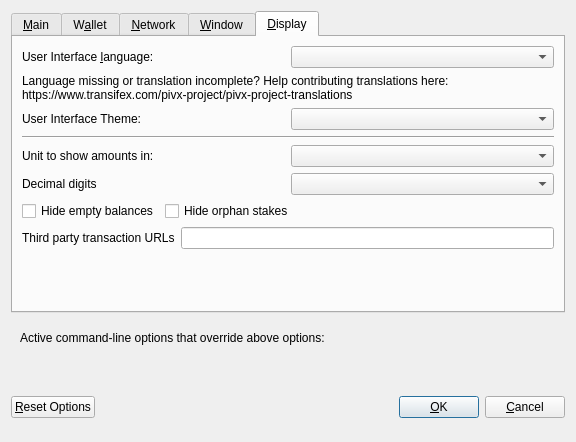
Old version of the form src/qt/forms/optionsdialog.ui in the repository POPCHAINFoundation/POPCHAIN.
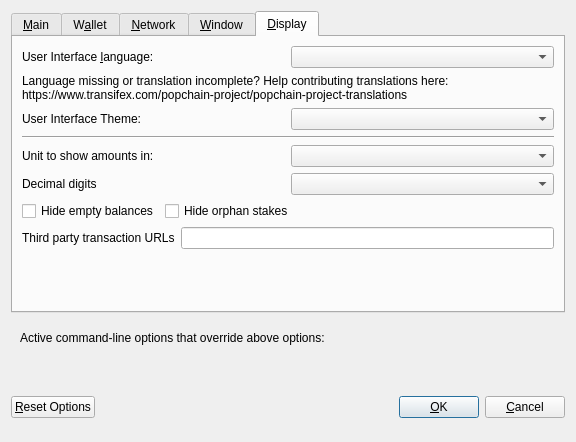
New version of the form. The open tabs and pages were chosen to show the change. Custom widgets are drawn as their Qt base class.

Commit message: Rename pivx to popchain

```diff
--- a/src/qt/forms/optionsdialog.ui
+++ b/src/qt/forms/optionsdialog.ui
@@ -533,7 +533,7 @@
          </property>
          <property name="text">
           <string>Language missing or translation incomplete? Help contributing translations here:
-https://www.transifex.com/pivx-project/pivx-project-translations</string>
+https://www.transifex.com/popchain-project/popchain-project-translations</string>
          </property>
          <property name="wordWrap">
           <bool>true</bool>
```
The commit also changes 403 other files.
